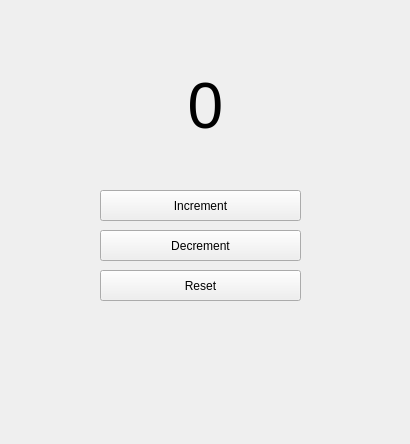
The window that mainwindow.ui (qycyfjy/pyside-template) describes before a commit, drawn with Qt 5.
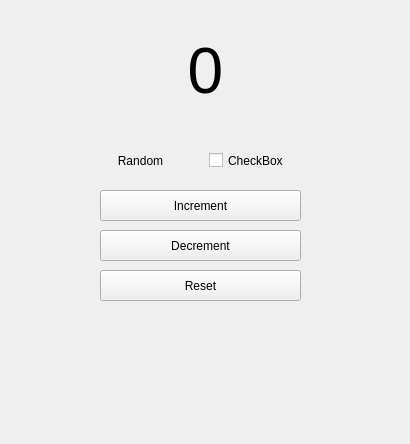
The same window after the commit. Icons and pictures are not drawn. Custom widgets are drawn as their Qt base class.

Commit message: custom control: animated checkbox

Diff of the .ui file:
```diff
--- a/mainwindow.ui
+++ b/mainwindow.ui
@@ -17,9 +17,9 @@
    <property name="geometry">
     <rect>
      <x>40</x>
-     <y>40</y>
+     <y>20</y>
      <width>331</width>
-     <height>131</height>
+     <height>101</height>
     </rect>
    </property>
    <property name="font">
@@ -95,6 +95,35 @@
     </rect>
    </property>
   </widget>
+  <widget class="AnimCheckBox" name="checkBox">
+   <property name="geometry">
+    <rect>
+     <x>209</x>
+     <y>140</y>
+     <width>91</width>
+     <height>41</height>
+    </rect>
+   </property>
+   <property name="text">
+    <string>CheckBox</string>
+   </property>
+  </widget>
+  <widget class="QLabel" name="label_2">
+   <property name="geometry">
+    <rect>
+     <x>100</x>
+     <y>150</y>
+     <width>81</width>
+     <height>21</height>
+    </rect>
+   </property>
+   <property name="text">
+    <string>Random</string>
+   </property>
+   <property name="alignment">
+    <set>Qt::AlignCenter</set>
+   </property>
+  </widget>
  </widget>
  <customwidgets>
   <customwidget>
@@ -103,6 +132,11 @@
    <header>pyqtgraph</header>
    <container>1</container>
   </customwidget>
+  <customwidget>
+   <class>AnimCheckBox</class>
+   <extends>QCheckBox</extends>
+   <header>controls</header>
+  </customwidget>
  </customwidgets>
  <resources>
   <include location="resources.qrc"/>
```
The commit also changes 3 other files.
